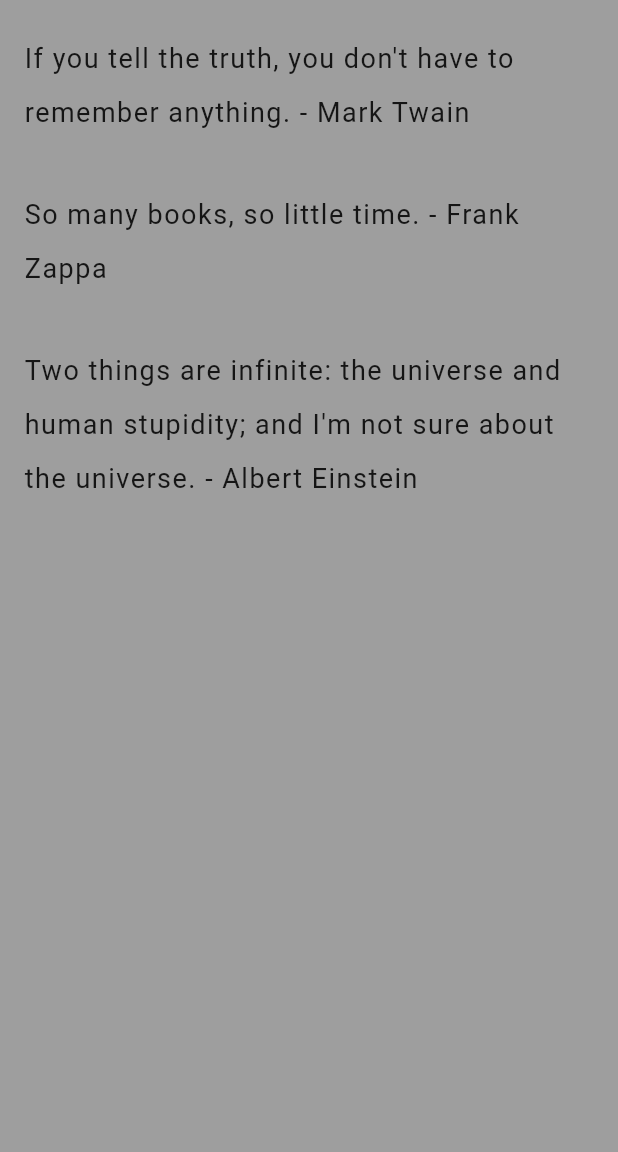
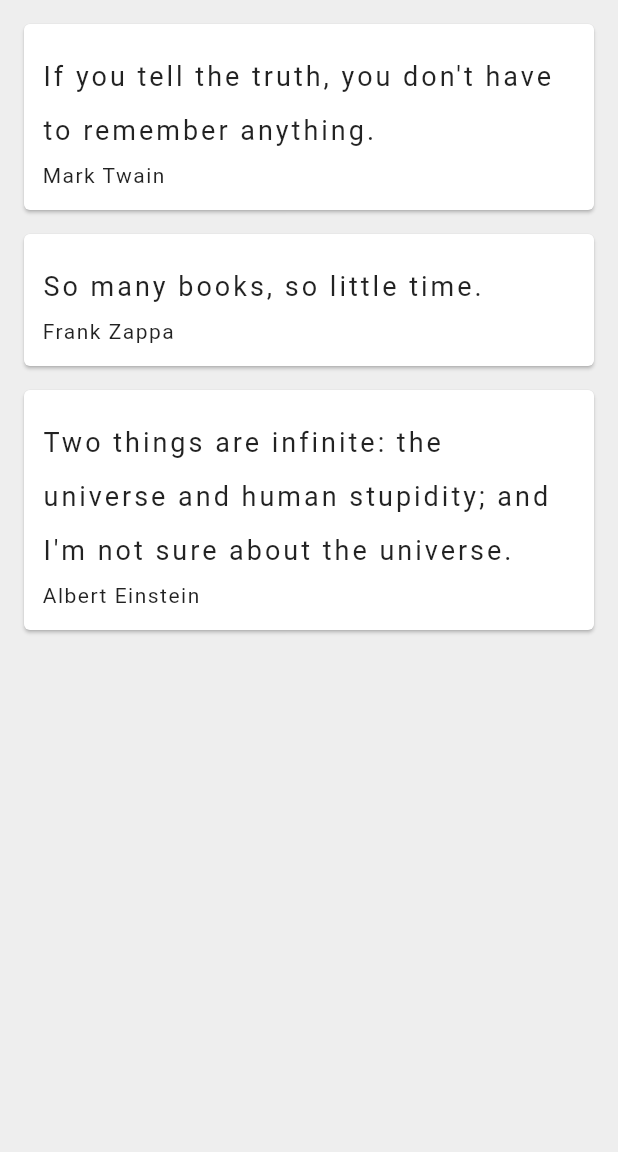
Before and after one commit to adomhamza/QuotesApp-2, a Flutter app: the screen it shows after launch, on a phone screen of 412 x 824 dp, the part 84-1236 px from its top. Run offline on Flutter 3.47's test engine with Material 2 defaults, Android fonts, the phone set to English and light mode, and no system bars.

```diff
--- a/lib/main.dart
+++ b/lib/main.dart
@@ -11,7 +11,7 @@ class QuotesCard extends StatefulWidget {
 }
 
 class _QuotesCardState extends State<QuotesCard> {
-  List<Quote> quote = [
+  List<Quote> quotes = [
     Quote(
         text: "If you tell the truth, you don't have to remember anything.",
         author: 'Mark Twain'),
@@ -21,10 +21,41 @@ class _QuotesCardState extends State<QuotesCard> {
             "Two things are infinite: the universe and human stupidity; and I'm not sure about the universe.",
         author: 'Albert Einstein'),
   ];
+
+  Widget quoteTemplate(quote) {
+    return Card(
+      margin: EdgeInsets.fromLTRB(16.0, 16.0, 16.0, 0.0),
+      child: Padding(
+        padding: const EdgeInsets.all(12.0),
+        child: Column(
+          crossAxisAlignment: CrossAxisAlignment.stretch,
+          children: <Widget>[
+            Text(
+              quote.text,
+              style: TextStyle(
+                fontSize: 18.0,
+                letterSpacing: 2.0,
+                height: 2.0,
+              ),
+            ),
+            Text(
+              quote.author,
+              style: TextStyle(
+                fontSize: 14.0,
+                height: 2.0,
+                letterSpacing: 1.0,
+              ),
+            )
+          ],
+        ),
+      ),
+    );
+  }
+
   @override
   Widget build(BuildContext context) {
     return Scaffold(
-      backgroundColor: Colors.grey,
+      backgroundColor: Colors.grey[200],
       appBar: AppBar(
         title: Text('Quote'),
         centerTitle: true,
@@ -32,19 +63,7 @@ class _QuotesCardState extends State<QuotesCard> {
         backgroundColor: Colors.red,
       ),
       body: Column(
-        children: quote
-            .map((e) => Padding(
-                  padding: const EdgeInsets.all(16.0),
-                  child: Text(
-                    '${e.text} - ${e.author}',
-                    style: TextStyle(
-                      fontSize: 18.0,
-                      letterSpacing: 1.0,
-                      height: 2.0,
-                    ),
-                  ),
-                ))
-            .toList(),
+        children: quotes.map((e) => quoteTemplate(e)).toList(),
       ),
     );
   }
```
Also changed, not shown: 1 other file.
